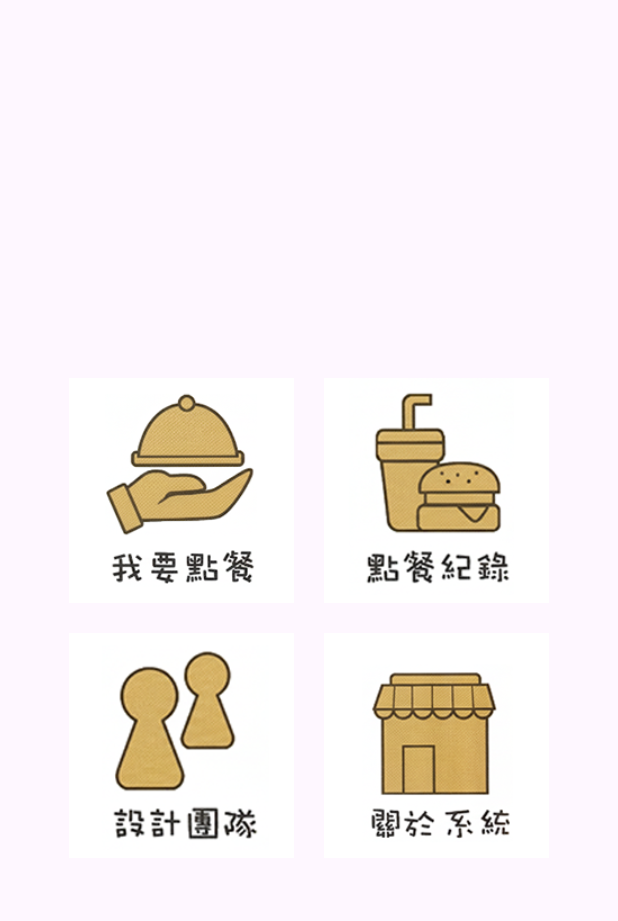
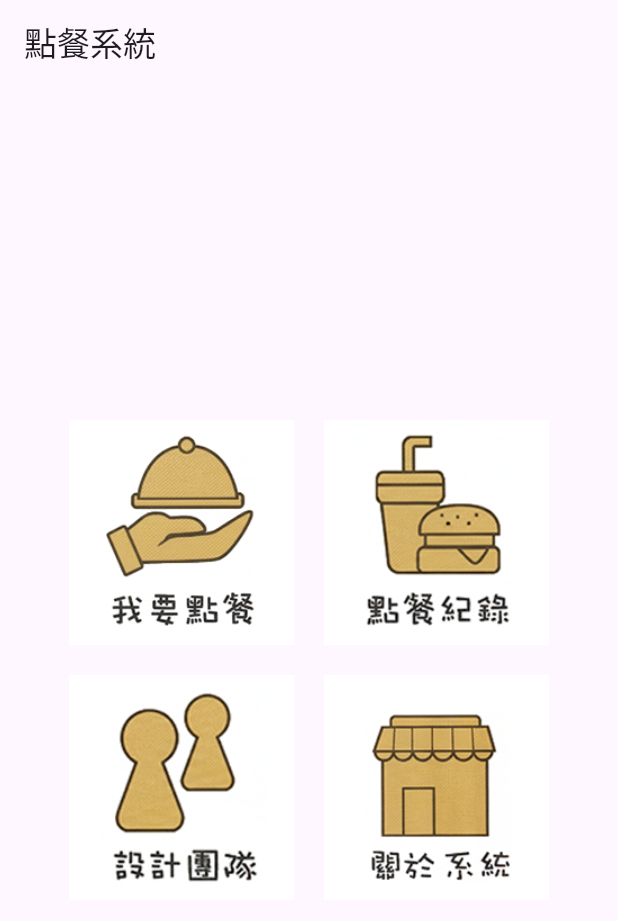
Before and after one commit to ryan940618/dbdemo, a Flutter app: the screen it shows after launch, on a phone screen of 412 x 824 dp. Shown: the top 921 px of the screen. Run offline on Flutter 3.47's test engine with Material 3 defaults, Android fonts, the light colour scheme and no system bars.

Commit message:
Added title bar for main menu

```diff
--- a/lib/screens/mainmenu.dart
+++ b/lib/screens/mainmenu.dart
@@ -4,6 +4,7 @@ class MainMenu extends StatelessWidget {
   @override
   Widget build(BuildContext context) {
     return Scaffold(
+      appBar: AppBar(title: Text('點餐系統')),
       body: Center(
         child: Wrap(
           spacing: 20,
```
